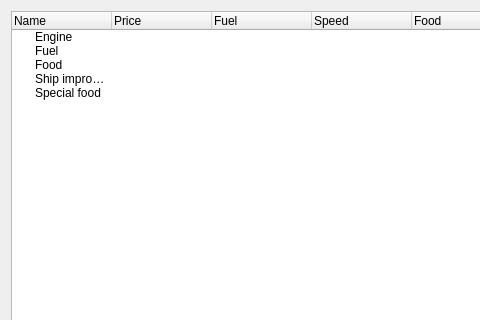
This is mapper/ItemEditor.ui in jankaluza/universe-traders as Qt 5 draws it before an edit; both pictures show x 0 to 480 and y 0 to 320 of the 714 by 429 pixel window. The edited form follows.
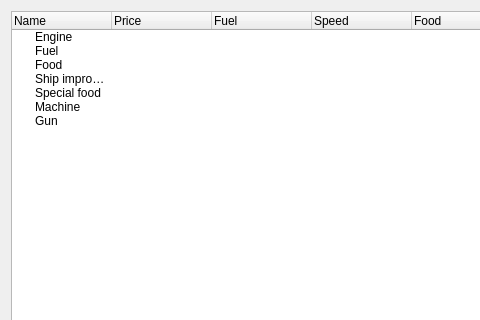
This is the edited form.

Commit message: Add Machine and Gun item category. Add Water Extractor and Ray gun items

```diff
--- a/mapper/ItemEditor.ui
+++ b/mapper/ItemEditor.ui
@@ -74,6 +74,16 @@
        <string>Special food</string>
       </property>
      </item>
+     <item>
+      <property name="text">
+       <string>Machine</string>
+      </property>
+     </item>
+     <item>
+      <property name="text">
+       <string>Gun</string>
+      </property>
+     </item>
     </widget>
    </item>
    <item row="1" column="0">
```
The commit also changes 11 other files.
